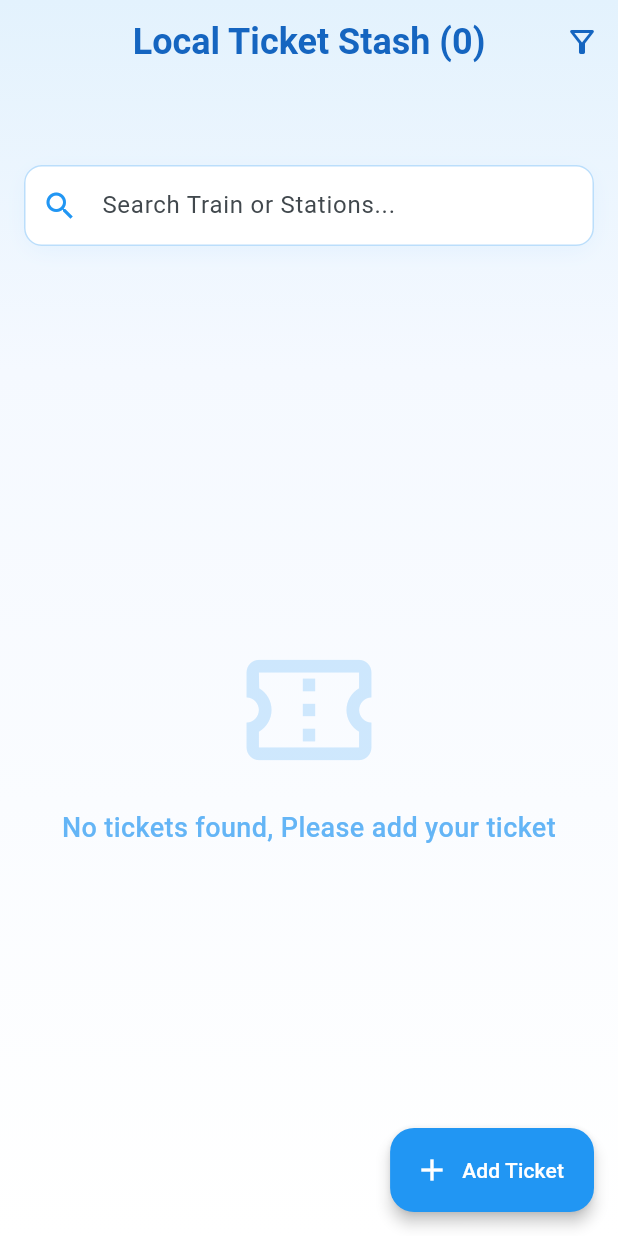
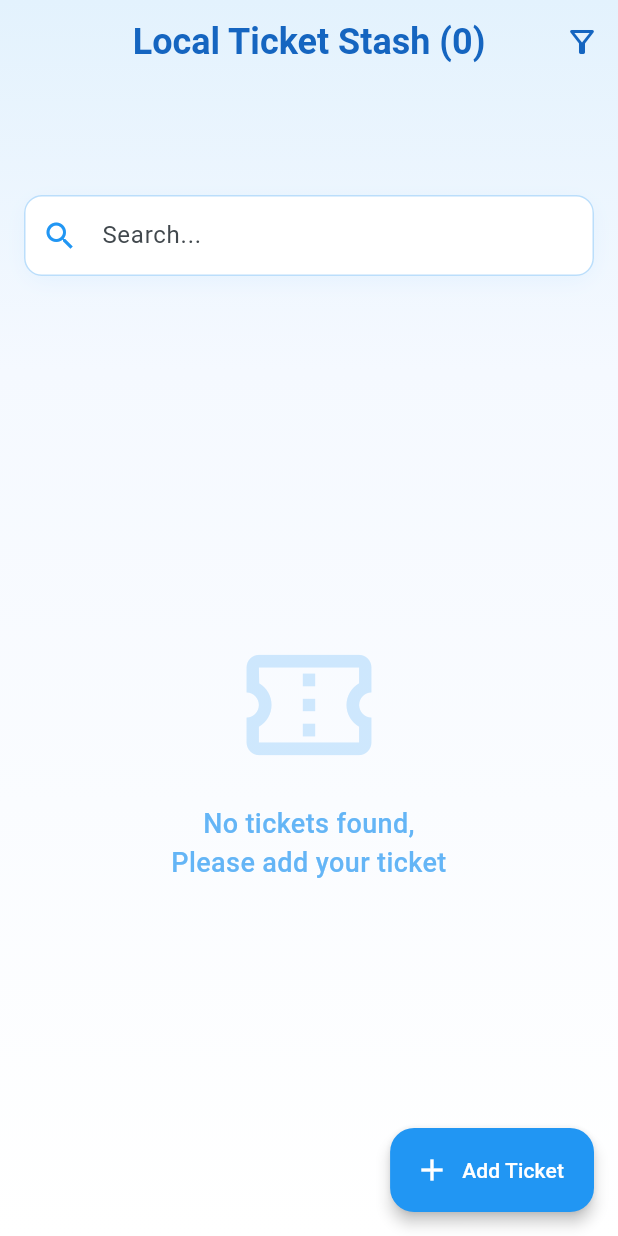
Before and after one commit to Magesh-kanna/ticket_saver, a Flutter app: the screen it shows after launch, on a phone screen of 412 x 824 dp. Run offline on Flutter 3.47's test engine with Material 3 defaults, Android fonts, the phone set to English and light mode, and no system bars; our stand-ins replace file_picker, flutter_riverpod, open_filex, sqflite; accounts and stored records are empty.

Commit message:
feat: Sort filtered tickets by travel date and refine home screen UI spacing, search hint, and empty state message.

```diff
--- a/lib/providers/ticket_provider.dart
+++ b/lib/providers/ticket_provider.dart
@@ -60,7 +60,8 @@ final filteredTicketsProvider = Provider<List<Ticket>>((ref) {
                 ));
 
         return matchesQuery && matchesDate;
-      }).toList();
+      }).toList()
+        ..sort((a, b) => b.travelDate.compareTo(a.travelDate));
     },
     orElse: () => <Ticket>[],
   );
--- a/lib/screens/home_screen.dart
+++ b/lib/screens/home_screen.dart
@@ -83,7 +83,7 @@ class _HomeScreenState extends ConsumerState<HomeScreen> {
           ),
           child: Column(
             children: [
-              const SizedBox(height: 110),
+              const SizedBox(height: 130),
               Padding(
                 padding: const EdgeInsets.symmetric(horizontal: 16.0),
                 child: Container(
@@ -104,7 +104,7 @@ class _HomeScreenState extends ConsumerState<HomeScreen> {
                       ref.read(searchQueryProvider.notifier).state = value;
                     },
                     decoration: InputDecoration(
-                      hintText: 'Search Train or Stations...',
+                      hintText: 'Search...',
                       prefixIcon: const Icon(Icons.search, color: Colors.blue),
                       suffixIcon: _searchController.text.isNotEmpty
                           ? IconButton(
@@ -158,7 +158,7 @@ class _HomeScreenState extends ConsumerState<HomeScreen> {
                             ),
                             const SizedBox(height: 16),
                             Text(
-                              'No tickets found, Please add your ticket',
+                              'No tickets found, \nPlease add your ticket',
                               textAlign: TextAlign.center,
                               style: TextStyle(
                                 fontSize: 18,
```
